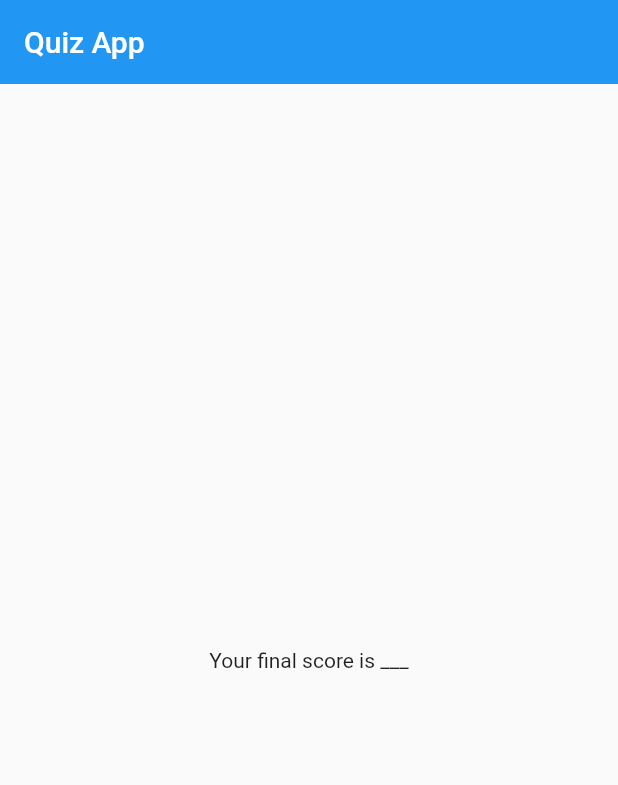
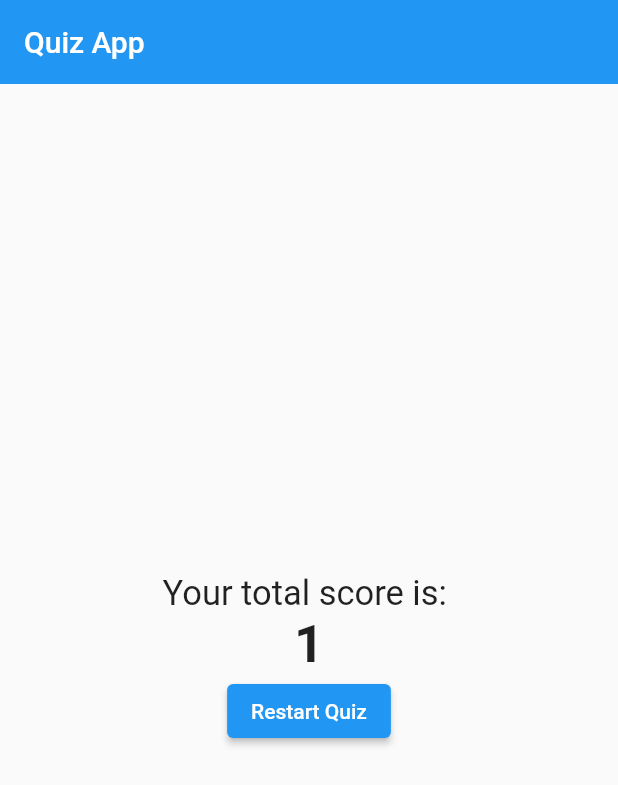
Before and after one commit to talented-vicky/quiz_app, a Flutter app: the screen it shows after launch, after a tap on "User", after a tap on "July 4th", after a tap on "Atoms form them", on a phone screen of 412 x 824 dp. Shown: the top 785 px of the screen. Run offline on Flutter 3.47's test engine with Material 2 defaults, Android fonts, the phone set to English and light mode, and no system bars.

Commit message:
implemented user totalscore calculation and displaying it on the screen, and also created popUp dialog for restarting quiz

```diff
--- a/lib/main.dart
+++ b/lib/main.dart
@@ -1,5 +1,4 @@
 import 'package:flutter/material.dart';
-
 import 'package:quiz_app/quiz.dart';
 import 'package:quiz_app/result.dart';
 
@@ -19,28 +18,49 @@ class MyApp extends StatefulWidget {
 }
 
 class _MyAppState extends State<MyApp> {
+  var _totalScore = 0;
   var _questInt = 0;
   final _questions = const [
     {
       'questHolder': 'Which of these is not a user status?',
-      'ansHolder': ['User', 'Admin', 'Analyst', 'Operator']
+      'ansHolder': [
+        {'text': 'User', 'score': 0},
+        {'text': 'Admin', 'score': 1},
+        {'text': 'Analyst', 'score': 0},
+        {'text': 'Operator', 'score': 0}
+      ]
     },
     {
       'questHolder': 'What day is independence',
-      'ansHolder': ['May 1st', 'July 4th', 'October 1st']
+      'ansHolder': [
+        {'text': 'May 1st', 'score': 0},
+        {'text': 'July 4th', 'score': 0},
+        {'text': 'October 1st', 'score': 1},
+      ]
     },
     {
       'questHolder': 'How is matter formed',
       'ansHolder': [
-        'Big bang theory',
-        'From nothing',
-        'Atoms form them',
-        'From words'
+        {'text': 'Big bang theory', 'score': 0},
+        {'text': 'From nothing', 'score': 0},
+        {'text': 'Atoms form them', 'score': 1},
+        {'text': 'From words', 'score': 0}
       ]
     }
   ];
+
   @override
-  void _answer() {
+  void _restartQuiz() {
+    setState(() {
+      _totalScore = 0;
+      _questInt = 0;
+    });
+  }
+
+  @override
+  void _answer(int score) {
+    _totalScore += score;
+
     setState(() {
       _questInt += 1;
     });
@@ -67,7 +87,7 @@ class _MyAppState extends State<MyApp> {
                 counter: _questInt,
                 ans: _answer,
               )
-            : const Result(),
+            : Result(score: _totalScore, start: _restartQuiz),
       ),
     );
   }
--- a/lib/quiz.dart
+++ b/lib/quiz.dart
@@ -20,8 +20,9 @@ class Quiz extends StatelessWidget {
       // the spread operator takes the list and renders its component as individual
       // items, hence we're not adding a list to a list(the Column) but the values
       // of a list
-      ...(dict[counter]['ansHolder'] as List<String>).map((res) {
-        return Answer(answerCall: ans, answer: res);
+      ...(dict[counter]['ansHolder'] as List<Map<String, Object>>).map((res) {
+        return Answer(
+            answerCall: () => ans(res['score']), answer: res['text'] as String);
       }).toList(),
     ]);
   }
--- a/lib/result.dart
+++ b/lib/result.dart
@@ -1,10 +1,56 @@
 import 'package:flutter/material.dart';
 
 class Result extends StatelessWidget {
-  const Result({super.key});
+  final int score;
+  final Function start;
+  const Result({super.key, required this.score, required this.start});
+
+  @override
+  RestartDialogue(BuildContext context) {
+    Widget cancel = TextButton(
+        onPressed: () {
+          Navigator.of(context).pop();
+        },
+        child: const Text('No'));
+    Widget confirm = TextButton(
+        onPressed: () {
+          start();
+          Navigator.of(context).pop();
+        },
+        child: const Text('Yes'));
+    AlertDialog restart = AlertDialog(
+      title: const Text('Confirm Quiz restart'),
+      content: const Text(
+          'Are you sure you want to restart quiz? All points earned will be lost'),
+      actions: [cancel, confirm],
+    );
+    showDialog(
+        context: context,
+        builder: (BuildContext context) {
+          return restart;
+        });
+  }
 
   @override
   Widget build(BuildContext context) {
-    return const Center(child: Text('Your final score is ___'));
+    return Center(
+        child: Column(
+      mainAxisAlignment: MainAxisAlignment.center,
+      children: [
+        const Text(
+          'Your total score is: ',
+          style: TextStyle(fontSize: 23),
+        ),
+        Text(
+          score.toString(),
+          style: const TextStyle(fontSize: 35, fontWeight: FontWeight.bold),
+        ),
+        ElevatedButton(
+            onPressed: () {
+              RestartDialogue(context);
+            },
+            child: const Text('Restart Quiz'))
+      ],
+    ));
   }
 }
```
Also changed, not shown: lib/home.dart (added, +23 -0 lines), lib/books/genesis.dart (added).
